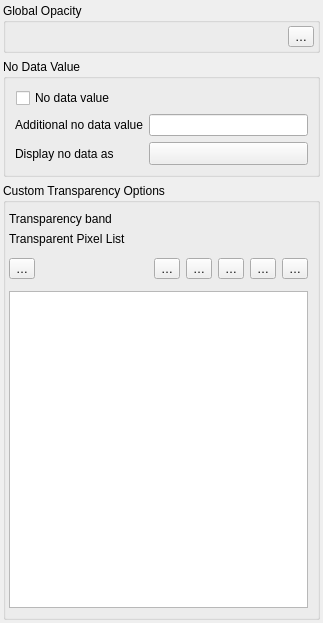
Qt form src/ui/raster/qgsrastertransparencywidget.ui (qgis/QGIS) before a commit.
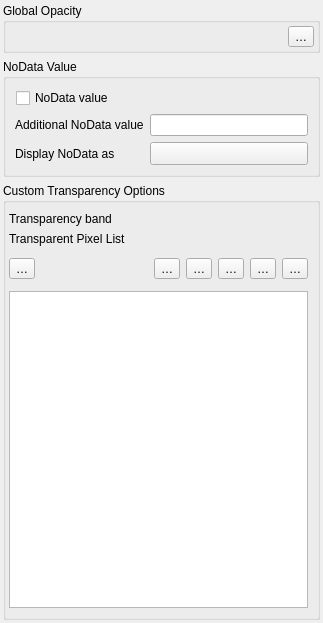
The same form after that commit. Icons and pictures are not drawn. Custom widgets are drawn as their Qt base class.

Commit message: NoData harmonization

What changed in the file:
```diff
--- a/src/ui/raster/qgsrastertransparencywidget.ui
+++ b/src/ui/raster/qgsrastertransparencywidget.ui
@@ -70,7 +70,7 @@
    <item row="1" column="0">
     <widget class="QgsCollapsibleGroupBox" name="gboxNoDataValue">
      <property name="title">
-      <string>No Data Value</string>
+      <string>NoData Value</string>
      </property>
      <property name="flat">
       <bool>true</bool>
@@ -82,7 +82,7 @@
       <item row="2" column="0">
        <widget class="QLabel" name="label">
         <property name="text">
-         <string>Display no data as</string>
+         <string>Display NoData as</string>
         </property>
        </widget>
       </item>
@@ -92,7 +92,7 @@
          <string>Additional user defined no data value.</string>
         </property>
         <property name="text">
-         <string>Additional no data value</string>
+         <string>Additional NoData value</string>
         </property>
        </widget>
       </item>
@@ -107,7 +107,7 @@
            <string>Use original source no data value.</string>
           </property>
           <property name="text">
-           <string>No data value</string>
+           <string>NoData value</string>
           </property>
          </widget>
         </item>
@@ -123,7 +123,7 @@
            <string>Original data source no data value, if exists.</string>
           </property>
           <property name="text">
-           <string>&lt;src no data value&gt;</string>
+           <string>&lt;src NoData value&gt;</string>
           </property>
          </widget>
         </item>
```
Left out of the diff: 8 changed lines with no effect on the pictures. The commit also changes 22 other files.
